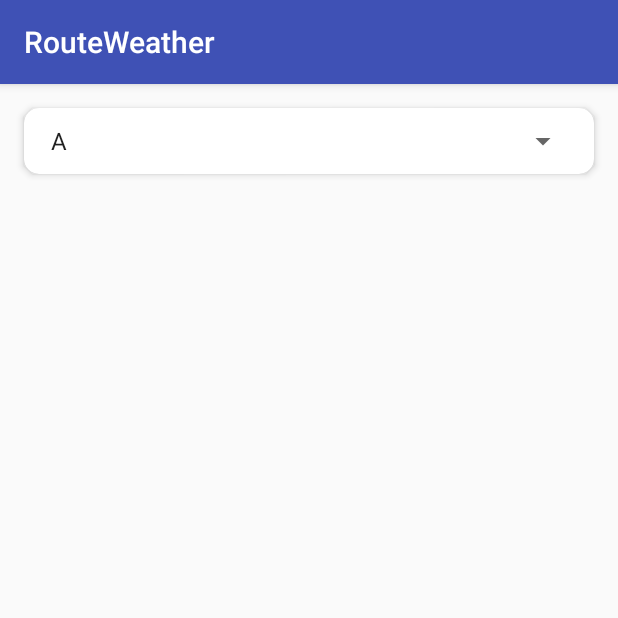
After one commit to kamleshsahu/MBDS_Project, an Android app: the SettingsActivity screen opened directly, with no data from a screen before it, on a phone screen of 412 x 824 dp, the top half of it. The commit adds this screen. Run offline under Robolectric (Android 15) with nearby library versions, the phone set to English and light mode, and no system bars.

Commit message:
spinner settings

```diff
--- a/app/src/main/AndroidManifest.xml
+++ b/app/src/main/AndroidManifest.xml
@@ -17,11 +17,9 @@
                 <category android:name="android.intent.category.LAUNCHER" />
             </intent-filter>
         </activity>
-        <activity android:name=".Activity.SimpleMapViewActivity">
-
-        </activity>
+        <activity android:name=".Activity.SimpleMapViewActivity"></activity>
         <activity android:name=".Activity.Subscription" />
-
+        <activity android:name=".Activity.SettingsActivity"></activity>
     </application>
 
 </manifest>
--- a/app/src/main/java/com/mapboxweather/kamleshsahu/mapboxdemo/Activity/MainActivity.java
+++ b/app/src/main/java/com/mapboxweather/kamleshsahu/mapboxdemo/Activity/MainActivity.java
@@ -386,6 +386,7 @@ public class MainActivity extends AppCompatActivity {
                 Intent intent=new Intent(getApplicationContext(), Subscription.class);
                 startActivity(intent);
                 return true;
+
             case R.id.action_clr:
 
                 resetresult();
--- /dev/null
+++ b/app/src/main/java/com/mapboxweather/kamleshsahu/mapboxdemo/Activity/SettingsActivity.java
@@ -0,0 +1,71 @@
+package com.mapboxweather.kamleshsahu.mapboxdemo.Activity;
+
+import android.support.v7.app.AppCompatActivity;
+import android.os.Bundle;
+import android.view.View;
+import android.widget.AdapterView;
+import android.widget.ArrayAdapter;
+import android.widget.Spinner;
+import android.widget.Switch;
+import android.widget.Toast;
+
+import com.mapboxweather.kamleshsahu.mapboxdemo.R;
+
+import java.util.ArrayList;
+import java.util.List;
+
+public class SettingsActivity extends AppCompatActivity {
+    Spinner month,year;
+    int monthis,yearis;
+    @Override
+    protected void onCreate(Bundle savedInstanceState) {
+        super.onCreate(savedInstanceState);
+        setContentView(R.layout.activity_settings);
+
+         year = findViewById(R.id.year);
+
+        List<String> list = new ArrayList<String>();
+        list.add("A");
+        list.add("A");
+        list.add("A");
+        list.add("A");
+        list.add("A");
+        list.add("A");
+        list.add("A");
+        list.add("A");
+
+        ArrayAdapter<String> dataAdapter1 = new ArrayAdapter<String>(this,
+                android.R.layout.simple_spinner_item, list);
+        dataAdapter1.setDropDownViewResource(android.R.layout.simple_spinner_dropdown_item);
+        year.setAdapter(dataAdapter1);
+        year.setOnItemSelectedListener(new AdapterView.OnItemSelectedListener() {
+            @Override
+            public void onItemSelected(AdapterView<?> adapterView, View view, int i, long l) {
+//                switch (list.get(i).toString()){
+//                    case "":
+//                        break;
+//                    case "":
+//                        break;
+//                    case "":
+//                        break;
+//                    case "":
+//                        break;
+//                    case "":
+//                        break;
+//                    case "":
+//                        break;
+//                    case "":
+//                        break;
+//                    case "":
+//                        break;
+//                }
+            }
+
+            @Override
+            public void onNothingSelected(AdapterView<?> adapterView) {
+
+            }
+        });
+
+    }
+}
--- a/app/src/main/java/com/mapboxweather/kamleshsahu/mapboxdemo/Activity/SimpleMapViewActivity.java
+++ b/app/src/main/java/com/mapboxweather/kamleshsahu/mapboxdemo/Activity/SimpleMapViewActivity.java
@@ -4,6 +4,7 @@ import android.app.AlertDialog;
 import android.app.Dialog;
 import android.app.ProgressDialog;
 import android.content.DialogInterface;
+import android.content.Intent;
 import android.content.SharedPreferences;
 import android.graphics.Bitmap;
 import android.os.AsyncTask;
@@ -735,6 +736,10 @@ public class SimpleMapViewActivity extends AppCompatActivity {
 
                 recreate();
                 return true;
+            case R.id.action_main_setting:
+                Intent intent1=new Intent(getApplicationContext(), SettingsActivity.class);
+                startActivity(intent1);
+                return true;
             default:
                 return super.onOptionsItemSelected(item);
         }
--- /dev/null
+++ b/app/src/main/res/layout/activity_settings.xml
@@ -0,0 +1,24 @@
+<?xml version="1.0" encoding="utf-8"?>
+<RelativeLayout xmlns:android="http://schemas.android.com/apk/res/android"
+    xmlns:app="http://schemas.android.com/apk/res-auto"
+    xmlns:tools="http://schemas.android.com/tools"
+    android:layout_width="match_parent"
+    android:layout_height="match_parent"
+    tools:context="com.mapboxweather.kamleshsahu.mapboxdemo.Activity.SettingsActivity">
+    <android.support.v7.widget.CardView
+        android:id="@+id/_2"
+        android:layout_margin="16dp"
+        app:cardElevation="3dp"
+        app:cardCornerRadius="10dp"
+        app:cardBackgroundColor="@color/white"
+        android:layout_width="match_parent"
+        android:layout_height="wrap_content">
+        <Spinner
+            android:layout_margin="10dp"
+            android:id="@+id/year"
+            android:layout_width="match_parent"
+            android:layout_height="wrap_content"
+            android:textColor="#000000"
+            />
+    </android.support.v7.widget.CardView>
+</RelativeLayout>
--- a/app/src/main/res/menu/mainactivity_menu.xml
+++ b/app/src/main/res/menu/mainactivity_menu.xml
@@ -18,5 +18,4 @@
         android:id="@+id/Subscription"
         android:title="Subscription"
         app:showAsAction="never" />
-
 </menu>
--- a/app/src/main/res/menu/mapactivity_menu.xml
+++ b/app/src/main/res/menu/mapactivity_menu.xml
@@ -57,4 +57,9 @@
             </group>
         </menu>
     </item>
+    <item
+        android:fontFamily="sans-serif-thin"
+        android:id="@+id/action_main_setting"
+        android:title="Settings"
+        app:showAsAction="never" />
 </menu>
```
